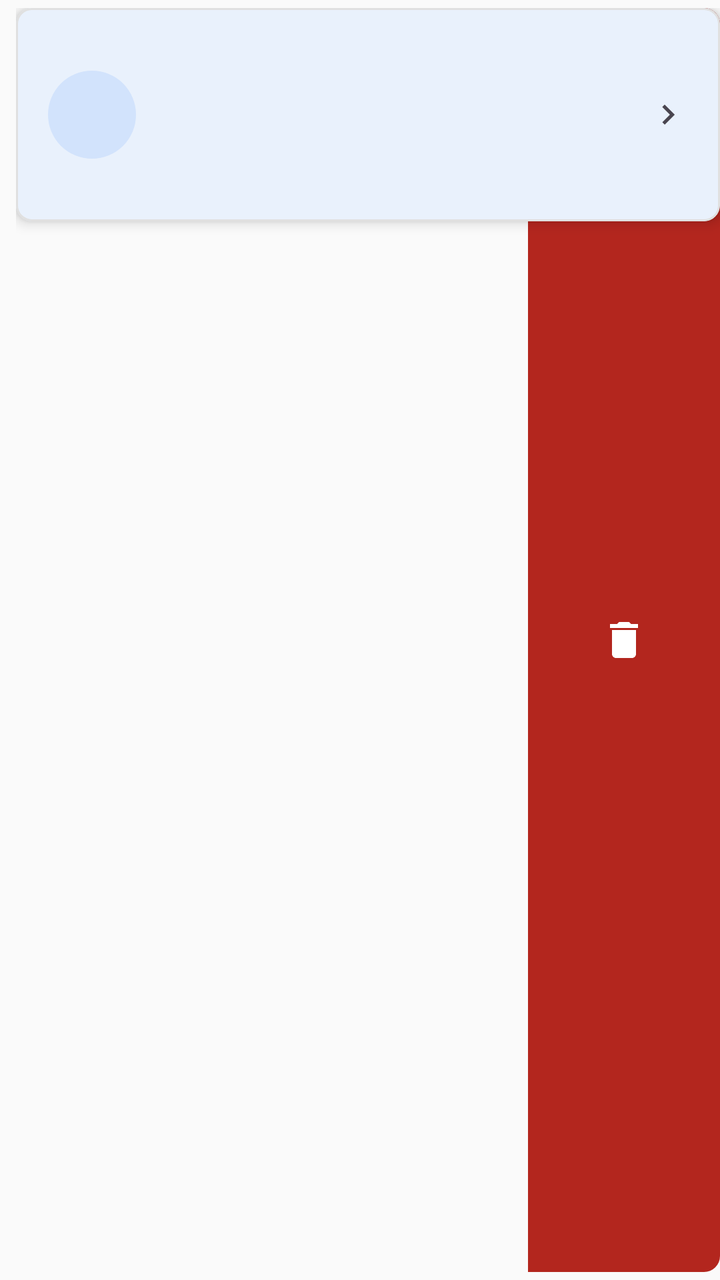
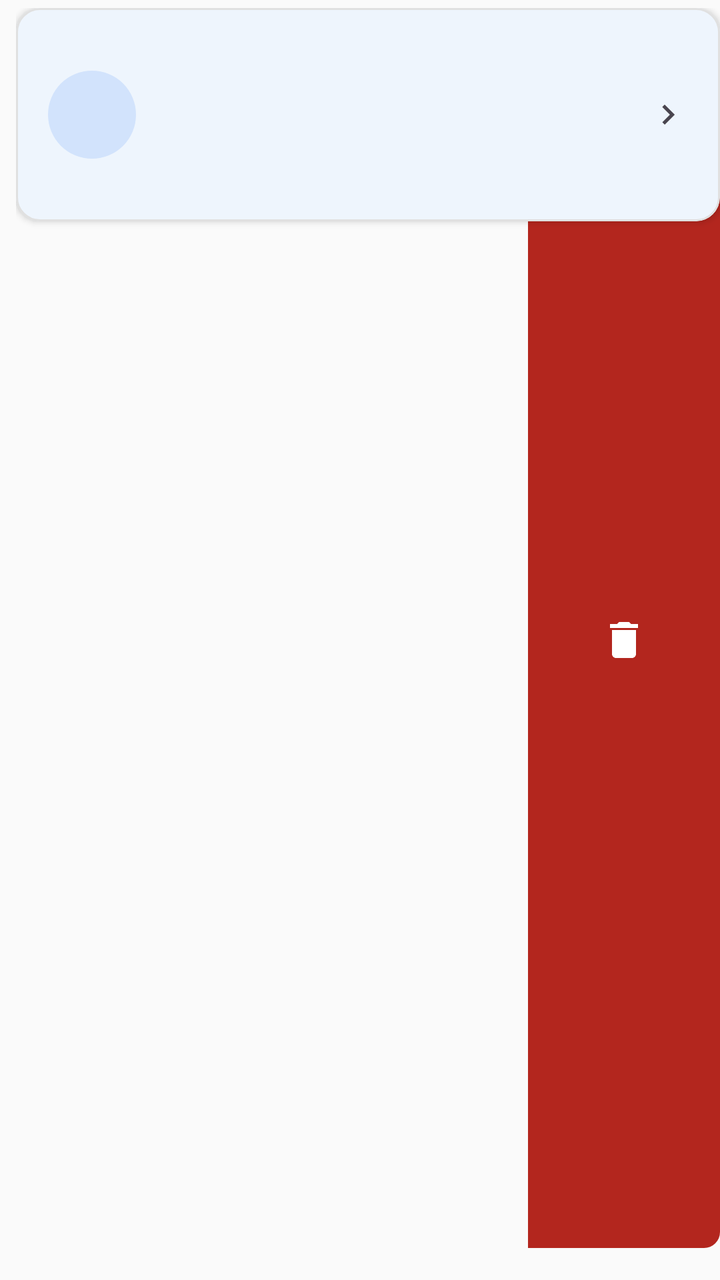

The first picture is an Android layout as it rendered before a commit; the second is the same layout after the commit. The layout source and the unified diff follow.
<!-- AndroidManifest.xml: application theme Theme.MedCare -->
<!-- res/layout/item_appointment.xml -->
<?xml version="1.0" encoding="utf-8"?>
<FrameLayout xmlns:android="http://schemas.android.com/apk/res/android"
    xmlns:app="http://schemas.android.com/apk/res-auto"
    android:layout_width="match_parent"
    android:layout_height="wrap_content"
    android:clipChildren="false"
    android:paddingStart="@dimen/margin_small"
    android:paddingEnd="0dp"
    android:paddingTop="4dp"
    android:paddingBottom="4dp">

    <LinearLayout
        android:id="@+id/delete_action"
        android:layout_width="96dp"
        android:layout_height="match_parent"
        android:layout_gravity="end"
        android:background="@drawable/bg_delete_action"
        android:gravity="center"
        android:orientation="vertical"
        android:visibility="visible">

        <ImageView
            android:layout_width="24dp"
            android:layout_height="24dp"
            android:src="@drawable/ic_delete"
            android:tint="@android:color/white" />

    </LinearLayout>

    <com.google.android.material.card.MaterialCardView
        android:id="@+id/card_content"
        android:layout_width="match_parent"
        android:layout_height="wrap_content"
        app:cardCornerRadius="@dimen/corner_radius_small"
        app:cardElevation="@dimen/elevation_card"
        app:contentPadding="@dimen/margin_medium">

        <LinearLayout
            android:layout_width="match_parent"
            android:layout_height="wrap_content"
            android:gravity="center_vertical"
            android:orientation="horizontal">

            <TextView
                android:id="@+id/appointment_avatar"
                android:layout_width="44dp"
                android:layout_height="44dp"
                android:background="@drawable/bg_avatar"
                android:gravity="center"
                android:textAppearance="@style/TextAppearance.Material3.TitleMedium"
                android:textColor="?attr/colorOnPrimaryContainer"
                android:textStyle="bold"
                android:importantForAccessibility="no" />

            <LinearLayout
                android:layout_width="0dp"
                android:layout_height="wrap_content"
                android:layout_marginStart="12dp"
                android:layout_weight="1"
                android:orientation="vertical">

                <TextView
                    android:id="@+id/appointment_name_text"
                    android:layout_width="match_parent"
                    android:layout_height="wrap_content"
                    android:textAppearance="@style/TextAppearance.Material3.TitleMedium"
                    android:textStyle="bold"
                    android:maxLines="1"
                    android:ellipsize="end" />

                <TextView
                    android:id="@+id/appointment_patient_text"
                    android:layout_width="match_parent"
                    android:layout_height="wrap_content"
                    android:textAppearance="@style/TextAppearance.Material3.BodySmall"
                    android:textColor="?attr/colorOnSurfaceVariant"
                    android:maxLines="1"
                    android:ellipsize="end" />

                <LinearLayout
                    android:layout_width="match_parent"
                    android:layout_height="wrap_content"
                    android:layout_marginTop="2dp"
                    android:gravity="center_vertical"
                    android:orientation="horizontal">

                    <TextView
                        android:id="@+id/appointment_date_text"
                        android:layout_width="0dp"
                        android:layout_height="wrap_content"
                        android:layout_weight="1"
                        android:textAppearance="@style/TextAppearance.Material3.BodySmall"
                        android:textColor="?attr/colorPrimary" />

                    <TextView
                        android:id="@+id/appointment_time_text"
                        android:layout_width="wrap_content"
                        android:layout_height="wrap_content"
                        android:textAppearance="@style/TextAppearance.Material3.BodySmall" />

                    <TextView
                        android:id="@+id/appointment_duration_text"
                        android:layout_width="wrap_content"
                        android:layout_height="wrap_content"
                        android:layout_marginStart="6dp"
                        android:textAppearance="@style/TextAppearance.Material3.BodySmall"
                        android:textColor="?attr/colorOnSurfaceVariant" />

                </LinearLayout>

                <TextView
                    android:id="@+id/appointment_notes_text"
                    android:layout_width="match_parent"
                    android:layout_height="wrap_content"
                    android:layout_marginTop="2dp"
                    android:textAppearance="@style/TextAppearance.Material3.BodySmall"
                    android:maxLines="2"
                    android:ellipsize="end" />

            </LinearLayout>

            <ImageView
                android:layout_width="20dp"
                android:layout_height="20dp"
                android:contentDescription="@null"
                android:src="@drawable/ic_chevron_right"
                app:tint="?attr/colorOnSurfaceVariant"
                android:importantForAccessibility="no" />

        </LinearLayout>

    </com.google.android.material.card.MaterialCardView>

</FrameLayout>
<!-- resources referenced by this layout -->
<resources>
  <dimen name="corner_radius_small">8dp</dimen>
  <dimen name="elevation_card">4dp</dimen>
  <dimen name="margin_medium">16dp</dimen>
  <dimen name="margin_small">8dp</dimen>
  <!-- drawable bg_avatar (drawable) -->
  <?xml version="1.0" encoding="utf-8"?>
  <shape xmlns:android="http://schemas.android.com/apk/res/android"
      android:shape="oval">
      <solid android:color="?attr/colorPrimaryContainer" />
  </shape>
  <!-- drawable bg_delete_action (drawable) -->
  <shape xmlns:android="http://schemas.android.com/apk/res/android">
      <solid android:color="#B3261E" />
      <corners
          android:topLeftRadius="0dp"
          android:topRightRadius="8dp"
          android:bottomLeftRadius="0dp"
          android:bottomRightRadius="8dp" />
  </shape>
  <!-- drawable ic_chevron_right (drawable) -->
  <vector xmlns:android="http://schemas.android.com/apk/res/android"
      android:width="24dp"
      android:height="24dp"
      android:viewportWidth="24"
      android:viewportHeight="24">
      <path
          android:fillColor="#FFFFFF"
          android:pathData="M10,6 8.59,7.41 13.17,12l-4.58,4.59L10,18l6,-6z" />
  </vector>
  <!-- drawable ic_delete (drawable) -->
  <vector xmlns:android="http://schemas.android.com/apk/res/android"
      android:width="24dp"
      android:height="24dp"
      android:viewportWidth="24"
      android:viewportHeight="24"
      android:tint="@android:color/white">
      <path
          android:fillColor="@android:color/white"
          android:pathData="M6,19c0,1.1 0.9,2 2,2h8c1.1,0 2,-0.9 2,-2V7H6v12zM19,4h-3.5l-1,-1h-5l-1,1H5v2h14V4z" />
  </vector>
  <style name="Theme.MedCare" parent="Theme.MedCare.Blue" />
  <style name="Base.Theme.MedCare.Light" parent="Theme.Material3.Light.NoActionBar">
          <item name="colorError">@color/error</item>
          <item name="colorOnError">@color/on_error</item>
          <item name="android:windowLightStatusBar">true</item>
      </style>
  <color name="primary">#1A73E8</color>
  <color name="primary_variant">#1557B0</color>
  <color name="on_primary">#FFFFFF</color>
  <color name="primary_container">#D2E3FC</color>
  <color name="on_primary_container">#041E49</color>
  <color name="tertiary">#4285F4</color>
  <color name="tertiary_container">#D2E3FC</color>
  <color name="on_tertiary_container">#041E49</color>
  <color name="secondary">#03DAC6</color>
  <color name="secondary_variant">#018786</color>
  <color name="on_secondary">#000000</color>
  <color name="background">#FAFAFA</color>
  <color name="on_background">#1C1B1F</color>
  <color name="surface">#FFFFFF</color>
  <color name="on_surface">#1C1B1F</color>
  <color name="text_secondary">#49454F</color>
  <color name="outline">#79747E</color>
  <color name="divider">#E0E0E0</color>
  <color name="error">#B3261E</color>
  <color name="on_error">#FFFFFF</color>
  <!-- unchanged entries left out for length: 1 -->
</resources>

<!-- the commit's change to res/layout/item_appointment.xml (unified diff, before → after) -->
@@ -14,6 +14,8 @@
         android:layout_width="96dp"
         android:layout_height="match_parent"
         android:layout_gravity="end"
+        android:layout_marginTop="12dp"
+        android:layout_marginBottom="12dp"
         android:background="@drawable/bg_delete_action"
         android:gravity="center"
         android:orientation="vertical"
@@ -32,7 +34,7 @@
         android:layout_width="match_parent"
         android:layout_height="wrap_content"
         app:cardCornerRadius="@dimen/corner_radius_small"
-        app:cardElevation="@dimen/elevation_card"
+        app:cardElevation="2dp" app:strokeWidth="1dp" app:strokeColor="?attr/colorOutlineVariant"
         app:contentPadding="@dimen/margin_medium">
 
         <LinearLayout
@@ -117,6 +119,15 @@
                     android:maxLines="2"
                     android:ellipsize="end" />
 
+                <TextView
+                    android:id="@+id/appointment_status_text"
+                    android:layout_width="match_parent"
+                    android:layout_height="wrap_content"
+                    android:layout_marginTop="2dp"
+                    android:textAppearance="@style/TextAppearance.Material3.BodySmall"
+                    android:textStyle="bold"
+                    android:visibility="gone" />
+
             </LinearLayout>
 
             <ImageView
<!-- resource entries referenced after the edit -->
@@ -1,7 +1,6 @@
 <!-- resources referenced by this layout -->
 <resources>
-  <dimen name="corner_radius_small">8dp</dimen>
-  <dimen name="elevation_card">4dp</dimen>
+  <dimen name="corner_radius_small">12dp</dimen>
   <dimen name="margin_medium">16dp</dimen>
   <dimen name="margin_small">8dp</dimen>
   <!-- drawable bg_avatar (drawable) -->
@@ -25,6 +24,7 @@
       android:height="24dp"
       android:viewportWidth="24"
       android:viewportHeight="24">
+      android:autoMirrored="true"
       <path
           android:fillColor="#FFFFFF"
           android:pathData="M10,6 8.59,7.41 13.17,12l-4.58,4.59L10,18l6,-6z" />
